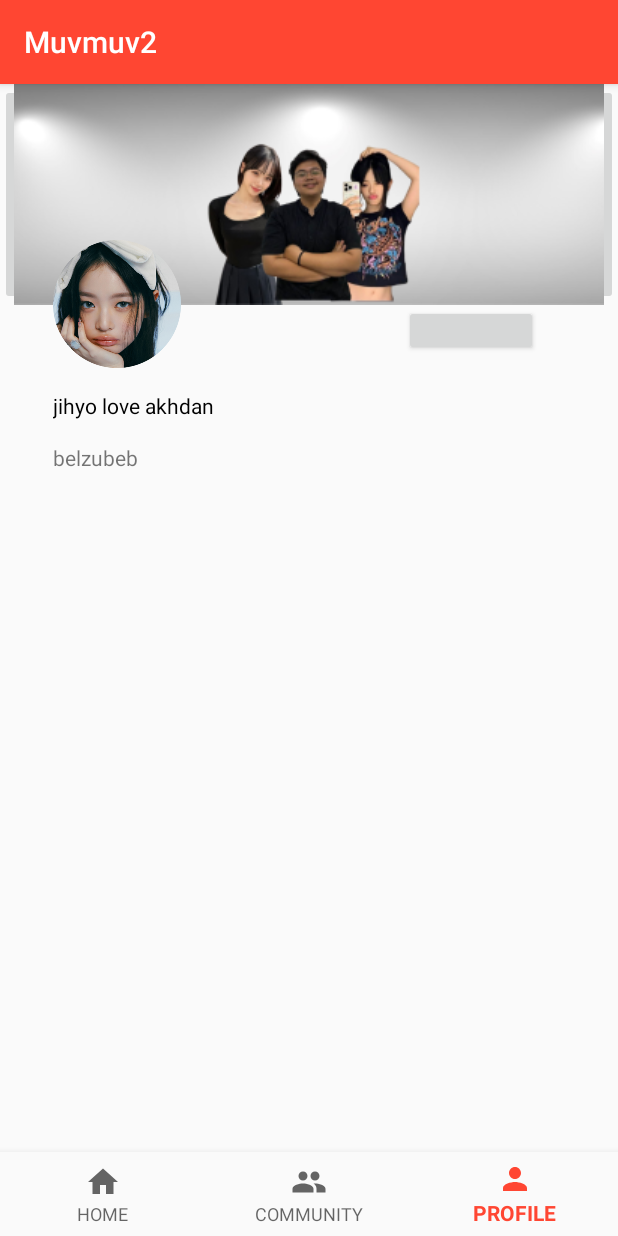
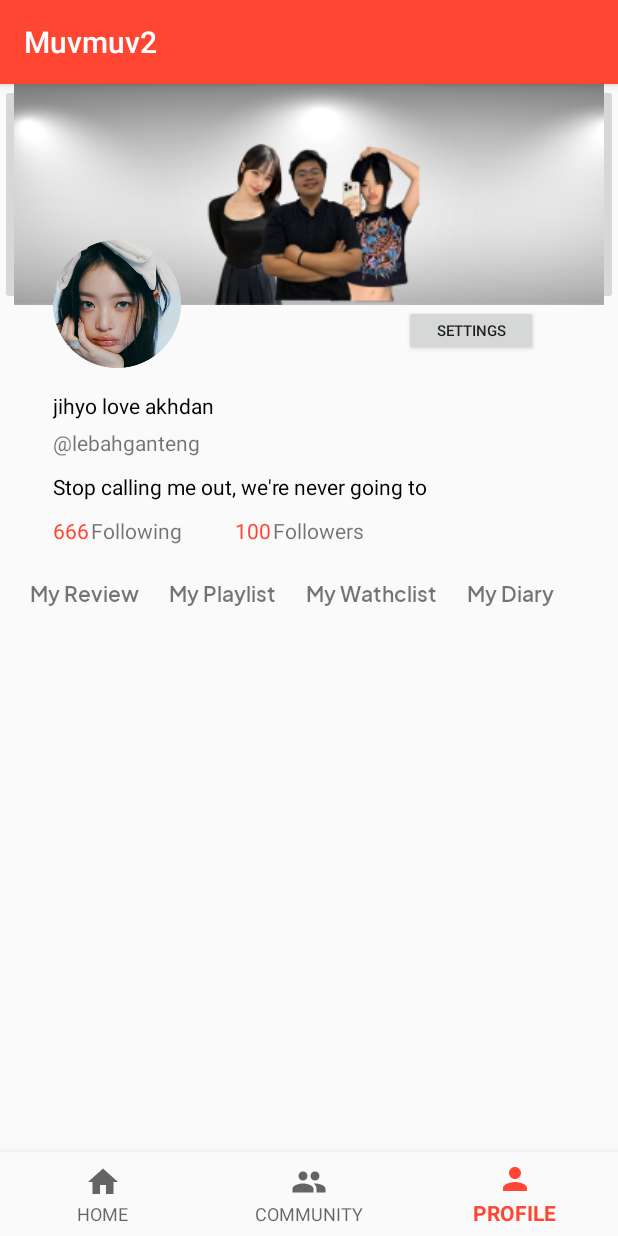
Before and after one commit to belzubeb/Muvmuv, an Android app: the screen it shows after launch (MainActivity), item 3 of the bottom bar chosen, on a phone screen of 412 x 824 dp. Run offline under Robolectric (Android 15) with nearby library versions, the phone set to English and light mode, and no system bars.

Commit message:
penambahan profile dan juga intentnya

```diff
--- a/app/src/main/java/com/example/muvmuv2/ProfileFragment.java
+++ b/app/src/main/java/com/example/muvmuv2/ProfileFragment.java
@@ -7,13 +7,14 @@ import androidx.fragment.app.Fragment;
 import android.view.LayoutInflater;
 import android.view.View;
 import android.view.ViewGroup;
+import android.widget.TextView;
 
 /**
  * A simple {@link Fragment} subclass.
  * Use the {@link ProfileFragment#newInstance} factory method to
  * create an instance of this fragment.
  */
-public class ProfileFragment extends Fragment {
+public class ProfileFragment extends Fragment implements View.OnClickListener {
 
     // TODO: Rename parameter arguments, choose names that match
     // the fragment initialization parameters, e.g. ARG_ITEM_NUMBER
@@ -23,6 +24,9 @@ public class ProfileFragment extends Fragment {
     // TODO: Rename and change types of parameters
     private String mParam1;
     private String mParam2;
+    private View rootView;
+    private View txtActivity;
+    private View txtCommunity;
 
     public ProfileFragment() {
         // Required empty public constructor
@@ -59,6 +63,42 @@ public class ProfileFragment extends Fragment {
     public View onCreateView(LayoutInflater inflater, ViewGroup container,
                              Bundle savedInstanceState) {
         // Inflate the layout for this fragment
-        return inflater.inflate(R.layout.fragment_profile, container, false);
+        rootView = inflater.inflate(R.layout.fragment_profile, container, false);
+
+        TextView txtreview = rootView.findViewById(R.id.txtreview);
+        TextView txtplaylist = rootView.findViewById(R.id.txtplaylist);
+        TextView txtwatchlist = rootView.findViewById(R.id.txtwatclist);
+        TextView txtdiary = rootView.findViewById(R.id.txtdiary);
+
+
+        txtreview.setOnClickListener(this);
+        txtplaylist.setOnClickListener(this);
+        txtwatchlist.setOnClickListener(this);
+        txtdiary.setOnClickListener(this);
+
+        return rootView;
+    }
+
+    @Override
+    public void onClick(View v) {
+        if (v.getId() == R.id.txtreview) {
+            getParentFragmentManager().beginTransaction()
+                    .replace(R.id.FragmentProfile, new ActivityFragmentChild())
+                    .commit();
+            if (v.getId() == R.id.txtplaylist) {
+                getParentFragmentManager().beginTransaction()
+                        .replace(R.id.FragmentProfile, new ActivityFragmentChild())
+                        .commit();
+                if (v.getId() == R.id.txtwatclist) {
+                    getParentFragmentManager().beginTransaction()
+                            .replace(R.id.FragmentProfile, new ActivityFragmentChild())
+                            .commit();
+                } else if (v.getId() == R.id.txtdiary) {
+                    getParentFragmentManager().beginTransaction()
+                            .replace(R.id.FragmentProfile, new CommunityFragmentChild())
+                            .commit();
+                }
+            }
+        }
     }
 }
--- a/app/src/main/res/layout/fragment_community.xml
+++ b/app/src/main/res/layout/fragment_community.xml
@@ -67,7 +67,8 @@
         android:textColor="@color/Black"
         android:layout_marginTop="28dp"
         android:textSize="14sp"
-        android:clickable="true"/>
+        android:clickable="true"
+        android:contextClickable="true"/>
 
     <TextView
         android:id="@+id/txtCommunity"
@@ -79,7 +80,8 @@
         android:textColor="@color/Black"
         android:layout_marginTop="28dp"
         android:textSize="14sp"
-        android:clickable="true"/>
+        android:clickable="true"
+        android:contextClickable="true"/>
 
     <FrameLayout
         android:id="@+id/fragment_container"
--- a/app/src/main/res/layout/fragment_profile.xml
+++ b/app/src/main/res/layout/fragment_profile.xml
@@ -10,6 +10,7 @@
         android:layout_width="wrap_content"
         android:layout_height="147dp"
         android:src="@drawable/headerprofile1"/>
+
     <ImageView
         android:id="@+id/fotoprofile"
         android:layout_width="85dp"
@@ -21,7 +22,9 @@
         android:layout_width="89dp"
         android:layout_height="34dp"
         android:layout_below="@+id/headerprofile"
-        android:layout_marginStart="269dp"/>
+        android:layout_marginStart="269dp"
+        android:text="Settings"
+        android:textSize="10sp"/>
     <TextView
         android:id="@+id/username"
         android:layout_width="wrap_content"
@@ -32,13 +35,106 @@
         android:layout_marginStart="35dp"
         android:textColor="@color/Black"/>
     <TextView
+        android:id="@+id/email"
         android:layout_width="wrap_content"
         android:layout_height="wrap_content"
-        android:text="belzubeb"
+        android:text="@string/lebahganteng"
         android:layout_below="@id/username"
-        android:layout_marginTop="15dp"
+        android:layout_marginTop="5dp"
         android:layout_marginStart="35dp"/>
+    <TextView
+        android:id="@+id/bio"
+        android:layout_width="wrap_content"
+        android:layout_height="wrap_content"
+        android:layout_below="@id/email"
+        android:text="Stop calling me out, we're never going to"
+        android:layout_marginTop="10dp"
+        android:layout_marginStart="35dp"
+        android:textColor="@color/Black"/>
+    <LinearLayout
+        android:id="@+id/folls"
+        android:layout_width="wrap_content"
+        android:layout_height="wrap_content"
+        android:orientation="horizontal"
+        android:layout_below="@id/bio">
+        <TextView
+            android:layout_width="wrap_content"
+            android:layout_height="wrap_content"
+            android:layout_marginTop="10dp"
+            android:layout_marginStart="35dp"
+            android:textColor="@color/Tangerine"
+            android:text="666"/>
+        <TextView
+            android:layout_width="wrap_content"
+            android:layout_height="wrap_content"
+            android:text="Following"
+            android:layout_marginTop="10dp"
+            android:layout_marginStart="1dp"/>
+        <TextView
+            android:layout_width="wrap_content"
+            android:layout_height="wrap_content"
+            android:layout_marginTop="10dp"
+            android:layout_marginStart="35dp"
+            android:textColor="@color/Tangerine"
+            android:text="100"/>
+        <TextView
+            android:layout_width="wrap_content"
+            android:layout_height="wrap_content"
+            android:text="Followers"
+            android:layout_marginTop="10dp"
+            android:layout_marginStart="1dp"/>
+    </LinearLayout>
+    <LinearLayout
+        android:id="@+id/menuprofile"
+        android:layout_below="@id/folls"
+        android:layout_width="wrap_content"
+        android:layout_height="wrap_content"
+        android:orientation="horizontal"
+        android:layout_margin="20dp"
+        android:layout_marginTop="20dp">
+        <TextView
+            android:id="@+id/txtreview"
+            android:layout_width="wrap_content"
+            android:layout_height="wrap_content"
+            android:text="My Review"
+            android:textSize="14sp"
+            android:fontFamily="@font/semibold"
+            android:clickable="true"/>
+        <TextView
+            android:id="@+id/txtplaylist"
+            android:layout_width="wrap_content"
+            android:layout_height="wrap_content"
+            android:text="My Playlist"
+            android:layout_marginStart="20.33dp"
+            android:textSize="14sp"
+            android:fontFamily="@font/semibold"
+            android:clickable="true"/>
+        <TextView
+            android:id="@+id/txtwatclist"
+            android:layout_width="wrap_content"
+            android:layout_height="wrap_content"
+            android:text="My Wathclist"
+            android:layout_marginStart="20.33dp"
+            android:textSize="14sp"
+            android:fontFamily="@font/semibold"
+            android:clickable="true"/>
+
+        <TextView
+            android:id="@+id/txtdiary"
+            android:layout_width="73dp"
+            android:layout_height="wrap_content"
+            android:layout_marginStart="20.33dp"
+            android:fontFamily="@font/semibold"
+            android:text="My Diary"
+            android:textSize="14sp"
+            android:clickable="true"/>
 
 
-
+    </LinearLayout>
+    <FrameLayout
+        android:id="@+id/FragmentProfile"
+        android:layout_width="match_parent"
+        android:layout_height="match_parent"
+        android:layout_below="@id/menuprofile"
+        android:layout_marginTop="26dp"/>
 </RelativeLayout>
--- a/app/src/main/res/values/strings.xml
+++ b/app/src/main/res/values/strings.xml
@@ -2,4 +2,5 @@
     <string name="app_name">Muvmuv2</string>
     <!-- TODO: Remove or change this placeholder text -->
     <string name="hello_blank_fragment">Hello blank fragment</string>
+    <string name="lebahganteng">\@lebahganteng</string>
 </resources>
```
Also changed, not shown: app/src/main/java/com/example/muvmuv2/DiaryFragment.java (added, +64 -0 lines), app/src/main/java/com/example/muvmuv2/FragmentReview.java (added, +64 -0 lines), app/src/main/java/com/example/muvmuv2/PlayistFragment.java (added, +64 -0 lines), app/src/main/java/com/example/muvmuv2/WatchlistFragment.java (added, +64 -0 lines), app/src/main/res/layout/fragment_diary.xml (added, +14 -0 lines), app/src/main/res/layout/fragment_playist.xml (added, +14 -0 lines), app/src/main/res/layout/fragment_review.xml (added, +14 -0 lines), app/src/main/res/layout/fragment_watchlist.xml (added, +14 -0 lines).
